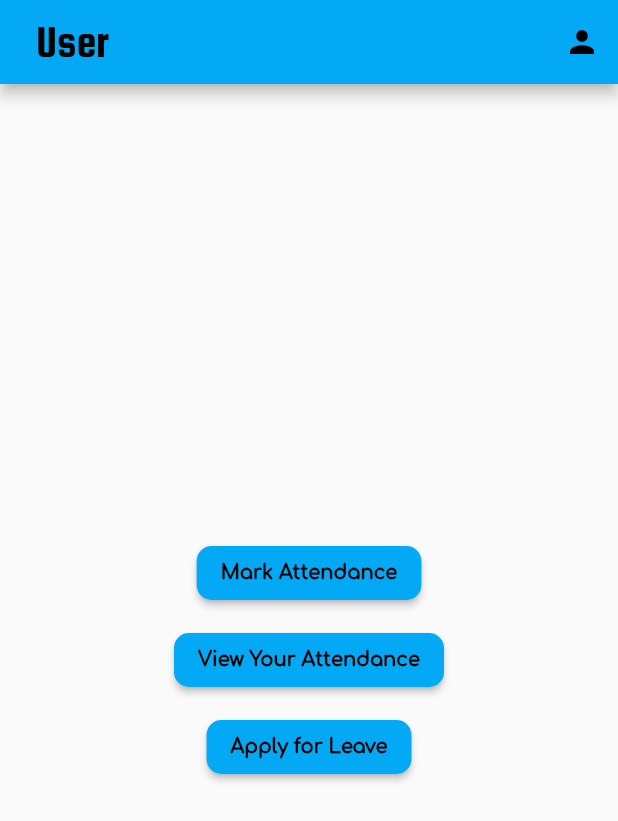
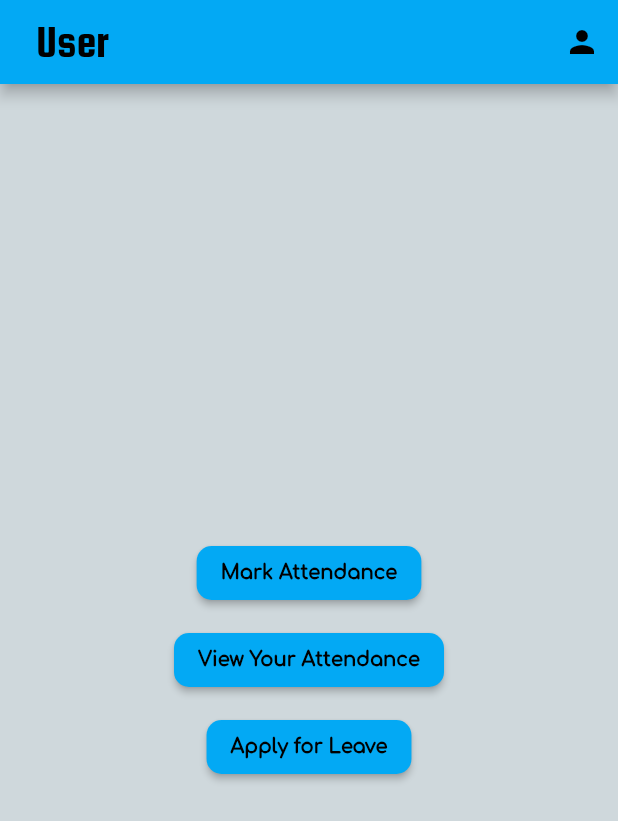
Before and after one commit to UMChannar/Attendance-System, a Flutter app: the screen it shows once a user with an empty profile is signed in, on a phone screen of 412 x 824 dp. Shown: the top 821 px of the screen. Run offline on Flutter 3.47's test engine with Material 2 defaults, Android fonts, the phone set to English and light mode, and no system bars; our stand-ins replace cloud_firestore, firebase_auth, firebase_core; accounts and stored records are empty.

Commit message:
Gave scaffold color :)

```diff
--- a/lib/main.dart
+++ b/lib/main.dart
@@ -21,6 +21,7 @@ class MyApp extends StatelessWidget {
       debugShowCheckedModeBanner: false,
       title: 'Attendence App',
       theme: ThemeData(
+        scaffoldBackgroundColor: Colors.blueGrey[100],
         colorScheme:
             ColorScheme.fromSwatch(primarySwatch: Colors.lightBlue).copyWith(
           secondary: Colors.lightBlueAccent,
```
